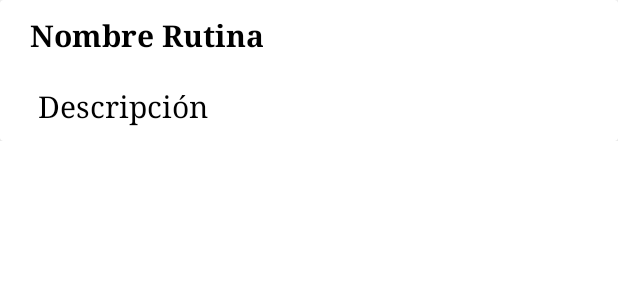
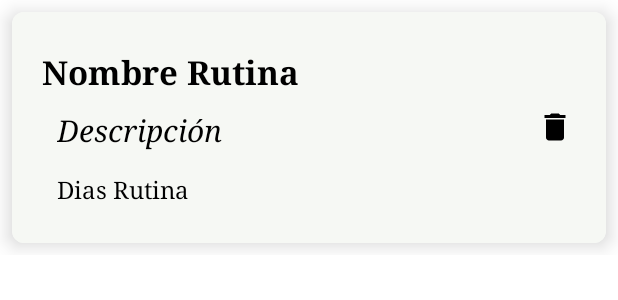
Before and after one commit to PaulaOA/DailyGym, an Android app: the layout tus_rutinas.xml on its own in the app's theme, with its tools: preview values and no code run, on a phone screen of 412 x 824 dp. Shown: the top 300 px of the screen. Run offline under Robolectric (Android 15) with nearby library versions, the phone set to English and light mode, and no system bars.

Commit message:
Botón borrar rutina y mostrar diasEntreno

```diff
--- a/app/src/main/java/com/example/dailygym/CrearRutina.java
+++ b/app/src/main/java/com/example/dailygym/CrearRutina.java
@@ -39,7 +39,7 @@ public class CrearRutina extends AppCompatActivity {
         btnGuardarRutina = findViewById(R.id.btnGuardarRutina);
 
         recyclerViewDias.setLayoutManager(new GridLayoutManager(this, 2));
-        String[] diasSemana = {"Lunes","Viernes","Martes","Sábado","Miércoles","Domingo","Jueves"};
+        String[] diasSemana = {"Lunes","Martes","Miércoles","Jueves","Viernes","Sábado","Domingo"};
         MyAdapter adapter = new MyAdapter(diasSemana);
         recyclerViewDias.setAdapter(adapter);
 
--- /dev/null
+++ b/app/src/main/res/drawable/delete.xml
@@ -0,0 +1,5 @@
+<vector android:height="24dp" android:tint="#000000"
+    android:viewportHeight="24" android:viewportWidth="24"
+    android:width="24dp" xmlns:android="http://schemas.android.com/apk/res/android">
+    <path android:fillColor="@android:color/white" android:pathData="M6,19c0,1.1 0.9,2 2,2h8c1.1,0 2,-0.9 2,-2V7H6v12zM19,4h-3.5l-1,-1h-5l-1,1H5v2h14V4z"/>
+</vector>
--- a/app/src/main/res/layout/fragment_rutinas.xml
+++ b/app/src/main/res/layout/fragment_rutinas.xml
@@ -37,7 +37,7 @@
                 android:fontFamily="serif"
                 android:paddingLeft="10dp"
                 android:paddingTop="10dp"
-                android:text="¡Hola de nuevo, usuario!"
+                android:text="¡Hola de nuevo!"
                 android:textColor="@color/black"
                 android:textSize="30dp" />
 
--- a/app/src/main/res/layout/fragment_tus_rutinas.xml
+++ b/app/src/main/res/layout/fragment_tus_rutinas.xml
@@ -30,7 +30,8 @@
         <androidx.recyclerview.widget.RecyclerView
             android:id="@+id/recyclerViewTusRutinas"
             android:layout_width="match_parent"
-            android:layout_height="wrap_content" />
+            android:layout_height="wrap_content"
+            android:layout_marginTop="4dp"/>
 
     </LinearLayout>
 
--- a/app/src/main/res/layout/tus_rutinas.xml
+++ b/app/src/main/res/layout/tus_rutinas.xml
@@ -3,43 +3,75 @@
     xmlns:app="http://schemas.android.com/apk/res-auto"
     xmlns:tools="http://schemas.android.com/tools"
     android:layout_width="match_parent"
-    android:layout_height="wrap_content">
+    android:layout_height="170dp">
 
     <androidx.cardview.widget.CardView
         android:id="@+id/cardViewRutinaUsuario"
         android:layout_width="match_parent"
-        android:layout_height="wrap_content"
+        android:layout_height="match_parent"
+        android:layout_margin="8dp"
+        app:cardCornerRadius="8dp"
+        app:cardElevation="8dp"
+        android:background="#F5F0F6"
         tools:ignore="MissingConstraints">
 
         <LinearLayout
             android:layout_width="match_parent"
+            android:layout_height="match_parent"
+            android:orientation="horizontal"
+            android:background="#F6F8F4">
+
+            <LinearLayout
+                android:layout_width="350dp"
                 android:layout_height="wrap_content"
-            android:orientation="vertical">
+                android:orientation="vertical"
+                android:layout_gravity="center_vertical">
 
                 <TextView
                     android:id="@+id/textViewNombreRutinaUsuario"
-                android:layout_width="match_parent"
+                    android:layout_width="wrap_content"
                     android:layout_height="wrap_content"
+                    android:fontFamily="serif"
+                    android:paddingLeft="20dp"
+                    android:paddingTop="10dp"
+                    android:paddingBottom="10dp"
                     android:text="Nombre Rutina"
-                android:textSize="20dp"
                     android:textColor="@color/black"
-                android:fontFamily="serif"
-                android:textStyle="bold"
-                android:paddingBottom="10dp"
-                android:paddingTop="10dp"
-                android:paddingLeft="20dp"/>
+                    android:textSize="22dp"
+                    android:textStyle="bold" />
 
                 <TextView
                     android:id="@+id/textViewDescripcionRutinaUsuario"
-                android:layout_width="match_parent"
+                    android:layout_width="wrap_content"
                     android:layout_height="wrap_content"
+                    android:fontFamily="serif"
+                    android:paddingLeft="30dp"
+                    android:textStyle="italic"
+                    android:paddingBottom="10dp"
                     android:text="Descripción"
-                android:textSize="20dp"
                     android:textColor="@color/black"
+                    android:textSize="20dp" />
+
+                <TextView
+                    android:id="@+id/textViewDiasRutina"
+                    android:layout_width="wrap_content"
+                    android:layout_height="wrap_content"
                     android:fontFamily="serif"
-                android:paddingBottom="10dp"
-                android:paddingTop="10dp"
-                android:paddingLeft="25dp"/>
+                    android:paddingLeft="30dp"
+                    android:paddingTop="5dp"
+                    android:text="Dias Rutina"
+                    android:textColor="@color/black"
+                    android:textSize="16dp"
+                    android:paddingBottom="10dp"/>
+
+            </LinearLayout>
+
+            <ImageView
+                android:id="@+id/btnBorrarRutina"
+                android:layout_width="wrap_content"
+                android:layout_height="wrap_content"
+                android:layout_gravity="center_vertical"
+                android:src="@drawable/delete" />
 
         </LinearLayout>
 
```
Also changed, not shown: app/src/main/java/com/example/dailygym/BaseDatos.java (+13 -1 lines), app/src/main/java/com/example/dailygym/Rutinas.java (+7 -0 lines), app/src/main/java/com/example/dailygym/RutinasAdapter.java (+49 -0 lines), app/src/main/java/com/example/dailygym/TusRutinasFragment.java (+12 -0 lines). Lines whose indentation alone changed are shown as unchanged.
